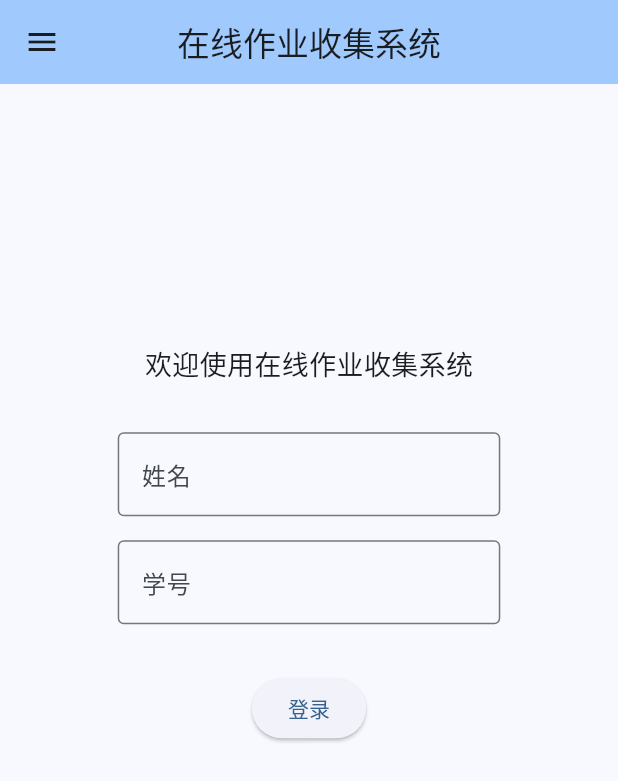
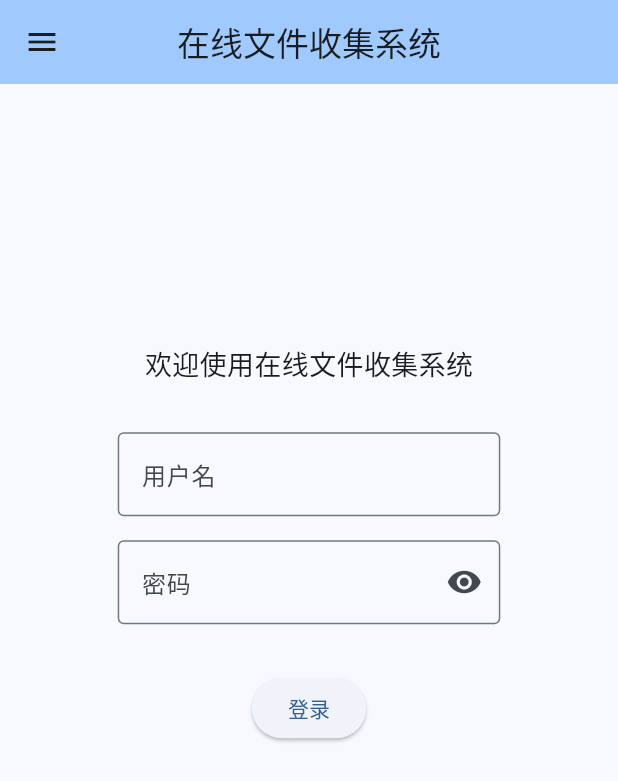
Before and after one commit to Liaoning-YiYun-Network/hwcollector-frontend, a Flutter app: the screen it shows after launch, on a phone screen of 412 x 824 dp. Shown: the top 781 px of the screen. Run offline on Flutter 3.47's test engine with Material 3 defaults, Android fonts, the phone set to English and light mode, and no system bars; our stand-ins replace dio, file_picker, fluttertoast, shared_preferences; network calls fail.

Commit message:
Released v1.0.2

```diff
--- a/lib/global_data.dart
+++ b/lib/global_data.dart
@@ -1,13 +1,13 @@
 import 'package:flutter/material.dart';
 
-import 'data/homework.dart';
+import 'data/collect_task.dart';
 
 String get apiDomain => 'http://localhost:8080';
 
 // 登录状态标识
 ValueNotifier<bool> isLogin = ValueNotifier(false);
 
-List<Homework> homeworks = [];
+List<CTask> collectTasks = [];
 
 // 用户token
 String token = '';
--- a/lib/main.dart
+++ b/lib/main.dart
@@ -1,7 +1,7 @@
 import 'dart:developer';
 
 import 'package:online_homework_collector/page/about.dart';
-import 'package:online_homework_collector/page/hw_info.dart';
+import 'package:online_homework_collector/page/ct_info.dart';
 import 'package:online_homework_collector/page/login.dart';
 import 'package:online_homework_collector/page/submit.dart';
 import 'package:online_homework_collector/util/network_io.dart';
@@ -28,8 +28,16 @@ class MyApp extends StatelessWidget {
       theme: ThemeData(
         colorScheme: ColorScheme.fromSeed(seedColor: Colors.blue),
         useMaterial3: true,
+        pageTransitionsTheme: const PageTransitionsTheme(builders: {
+          TargetPlatform.android: CupertinoPageTransitionsBuilder(),
+          TargetPlatform.iOS: CupertinoPageTransitionsBuilder(),
+          TargetPlatform.fuchsia: CustomPageTransitionBuilder(),
+          TargetPlatform.linux: ZoomPageTransitionsBuilder(),
+          TargetPlatform.macOS: ZoomPageTransitionsBuilder(),
+          TargetPlatform.windows: ZoomPageTransitionsBuilder(),
+        }),
       ),
-      home: const MyHomePage(title: '在线作业收集系统'),
+      home: const MyHomePage(title: '在线文件收集系统'),
       builder: FToastBuilder(),
       navigatorKey: navigatorKey,
       routes: {
@@ -54,6 +62,8 @@ class _MyHomePageState extends State<MyHomePage> with WidgetsBindingObserver {
   late Size _size;
   bool get _isWideScreen => _size.aspectRatio > 1.15;
   bool _isLogin = false;
+  bool _isAdmin = false;
+  bool _isManager = false;
 
   final PageStorageBucket bucket = PageStorageBucket();
 
@@ -132,7 +142,7 @@ class _MyHomePageState extends State<MyHomePage> with WidgetsBindingObserver {
                       crossAxisAlignment: CrossAxisAlignment.start,
                       children: [
                         const Text(
-                          '在线作业收集系统',
+                          '在线文件收集系统',
                           style: TextStyle(
                             color: Colors.white,
                             fontSize: 24,
@@ -180,7 +190,7 @@ class _MyHomePageState extends State<MyHomePage> with WidgetsBindingObserver {
                         if (!_isWideScreen) {
                           Navigator.pop(context);
                         }
-                        homeworks.clear();
+                        collectTasks.clear();
                         showToast(FToast().init(context), "退出登录成功", ToastType.success);
                       },
                     ),
@@ -248,7 +258,7 @@ class _MyHomePageState extends State<MyHomePage> with WidgetsBindingObserver {
                 ),
               Expanded(
                 flex: 16,
-                child: _isLogin ? const HomeworkInfoPage() : LoginPage(size: _size, fToast: fToast),
+                child: _isLogin ? const CTaskInfoPage() : LoginPage(size: _size, fToast: fToast),
               ),
             ],
           ),
@@ -256,3 +266,29 @@ class _MyHomePageState extends State<MyHomePage> with WidgetsBindingObserver {
     );
   }
 }
+
+class CustomPageTransitionBuilder extends PageTransitionsBuilder {
+
+  const CustomPageTransitionBuilder();
+  @override
+  Widget buildTransitions<T>(
+      PageRoute<T> route,
+      BuildContext context,
+      Animation<double> animation,
+      Animation<double> secondaryAnimation,
+      Widget child,
+      ) {
+    var begin = const Offset(1.0, 0.0);
+    var end = Offset.zero;
+    var curve = Curves.ease;
+
+    var tween = Tween(begin: begin, end: end).chain(CurveTween(curve: curve));
+
+    var offsetAnimation = animation.drive(tween);
+
+    return SlideTransition(
+      position: offsetAnimation,
+      child: child,
+    );
+  }
+}
--- a/lib/page/login.dart
+++ b/lib/page/login.dart
@@ -19,7 +19,8 @@ class LoginPage extends StatefulWidget {
 class _LoginPageState extends State<LoginPage> {
 
   final TextEditingController _nameController = TextEditingController();
-  final TextEditingController _idController = TextEditingController();
+  final TextEditingController _pwdController = TextEditingController();
+  bool _isObscure = true;
 
   @override
   Widget build(BuildContext context) {
@@ -36,7 +37,7 @@ class _LoginPageState extends State<LoginPage> {
                   mainAxisAlignment: MainAxisAlignment.center,
                   children: [
                     const Text(
-                      '欢迎使用在线作业收集系统',
+                      '欢迎使用在线文件收集系统',
                       style: TextStyle(
                         fontSize: 18,
                       ),
@@ -46,37 +47,34 @@ class _LoginPageState extends State<LoginPage> {
                       controller: _nameController,
                       decoration: const InputDecoration(
                         border: OutlineInputBorder(),
-                        labelText: '姓名',
+                        labelText: '用户名',
                       ),
                     ),
                     const SizedBox(height: 16),
                     TextField(
-                      controller: _idController,
-                      decoration: const InputDecoration(
-                        border: OutlineInputBorder(),
-                        labelText: '学号',
+                      controller: _pwdController,
+                      obscureText: _isObscure, // 是否隐藏正在编辑的文本
+                      decoration: InputDecoration(
+                        border: const OutlineInputBorder(),
+                        labelText: '密码',
+                        suffixIcon: IconButton( // 新增按钮
+                          icon: Icon(_isObscure ? Icons.visibility : Icons.visibility_off),
+                          onPressed: () {
+                            setState(() {
+                              _isObscure = !_isObscure; // 切换密码的可见性
+                            });
+                          },
+                        ),
                       ),
                     ),
                     const SizedBox(height: 32),
                     ElevatedButton(
                       onPressed: () {
                         var name = _nameController.text;
-                        var id = _idController.text;
+                        var id = _pwdController.text;
                         if (name.isEmpty || id.isEmpty) {
-                          showToast(widget.fToast, "姓名或学号不能为空", ToastType.warning);
+                          showToast(widget.fToast, "用户名或密码不能为空", ToastType.warning);
                         } else {
-                          // 判断姓名是否为2-3个汉字
-                          RegExp nameRegExp = RegExp(r'^[\u4e00-\u9fa5]{2,3}$');
-                          if (!nameRegExp.hasMatch(name)) {
-                            showToast(widget.fToast, "姓名应为两到三个汉字！", ToastType.warning);
-                            return;
-                          }
-                          // 判断学号是否为10位数字
-                          RegExp idRegExp = RegExp(r'^\d{10}$');
-                          if (!idRegExp.hasMatch(id)) {
-                            showToast(widget.fToast, "学号格式不正确！", ToastType.warning);
-                            return;
-                          }
                           // 创建一个新的 FocusNode 实例
                           FocusNode newFocus = FocusNode();
                           // 使编辑框失去焦点
--- a/lib/util/network_io.dart
+++ b/lib/util/network_io.dart
@@ -58,25 +58,25 @@ class DioFactory {
 
   /// 设置请求回调，支持onResponse和onError
   DioFactory setCallback(
-      void Function(Response, ResponseInterceptorHandler) onResponseCallback,
-      void Function(DioException, ErrorInterceptorHandler) onErrorCallback
+      void Function(Response, ResponseInterceptorHandler)? onResponseCallback,
+      void Function(DioException, ErrorInterceptorHandler)? onErrorCallback
       ) {
     _dio.interceptors.add(InterceptorsWrapper(
       onResponse: (response, handler) {
-        onResponseCallback(response, handler);
+        if (onResponseCallback != null) onResponseCallback(response, handler);
         return handler.next(response);
       },
       onError: (error, handler) {
-        onErrorCallback(error, handler);
+        if (onErrorCallback != null) onErrorCallback(error, handler);
         return handler.next(error);
       },
     ));
     return this;
   }
 
-  Future<void> request() async {
+  Future<Response> request() async {
     _options.receiveDataWhenStatusError = true;
-    await _dio.request(_url, data: _body, options: _options);
+    return await _dio.request(_url, data: _body, options: _options);
   }
 
 }
--- a/lib/util/platform.dart
+++ b/lib/util/platform.dart
@@ -1,6 +1,5 @@
 import 'dart:io' show Platform;
 
-import 'package:flutter/foundation.dart';
 
 PlatformType _checkPlatform() {
   if (Platform.isAndroid) {
--- a/lib/widget/homework_card.dart
+++ b/lib/widget/homework_card.dart
@@ -1,9 +1,9 @@
 import 'package:flutter/material.dart';
 
-import '../data/homework.dart';
+import '../data/collect_task.dart';
 
 class HomeworkCard extends StatelessWidget {
-  final Homework homework;
+  final CTask homework;
   final Function()? onTap;
 
   const HomeworkCard({super.key, required this.homework, this.onTap});
--- a/pubspec.yaml
+++ b/pubspec.yaml
@@ -16,7 +16,7 @@ publish_to: 'none' # Remove this line if you wish to publish to pub.dev
 # https://developer.apple.com/library/archive/documentation/General/Reference/InfoPlistKeyReference/Articles/CoreFoundationKeys.html
 # In Windows, build-name is used as the major, minor, and patch parts
 # of the product and file versions while build-number is used as the build suffix.
-version: 1.0.1+24010201
+version: 1.0.2+24031801
 
 environment:
   sdk: '>=3.2.3 <4.0.0'
```
Also changed, not shown: lib/data/collect_task.dart (added, +18 -0 lines), lib/data/homework.dart (deleted, +0 -8 lines), lib/page/ct_info.dart (renamed from lib/page/hw_info.dart, +24 -20 lines), lib/page/submit.dart (+19 -9 lines), lib/page/user_list.dart (added, +15 -0 lines), lib/widget/file_card.dart (+10 -2 lines), pubspec.lock, 31 other files.
